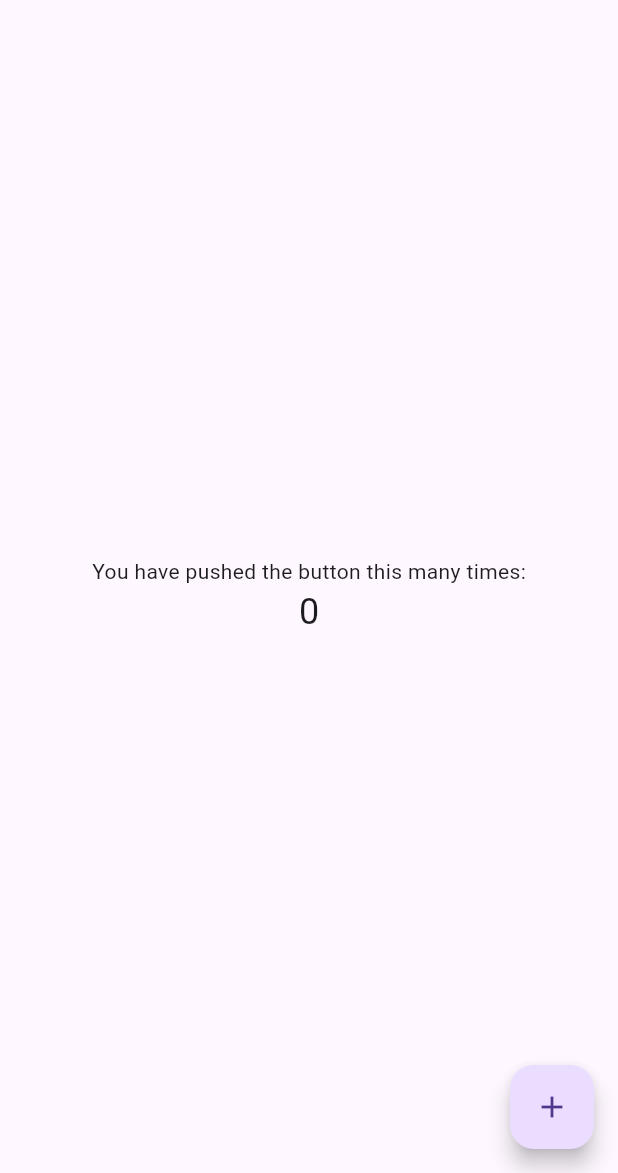
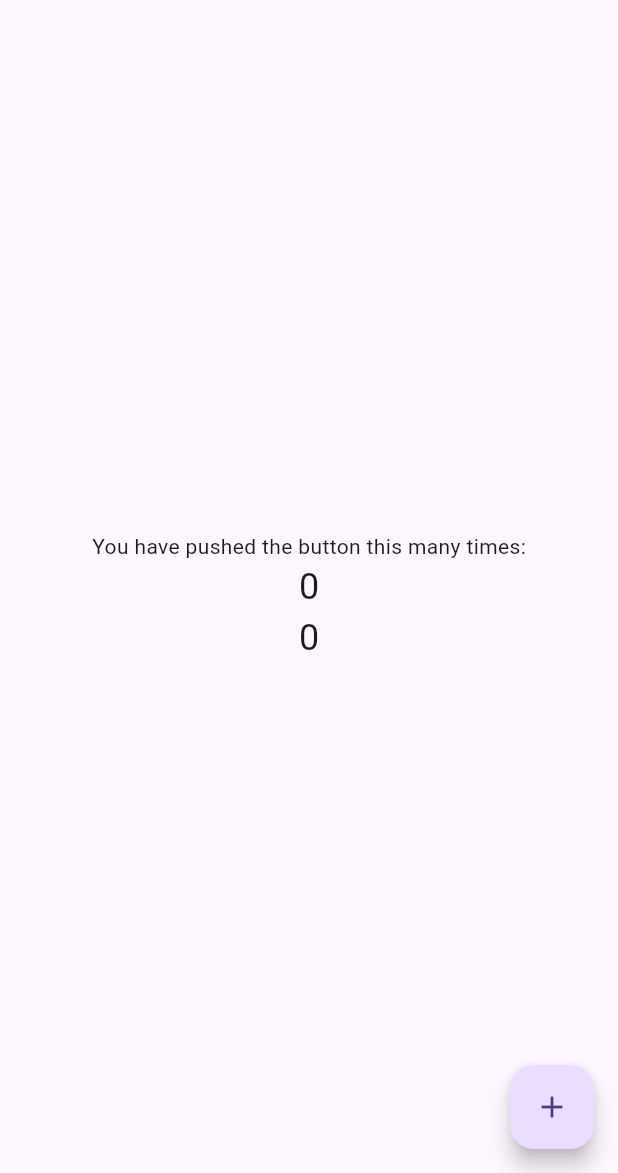
Before and after one commit to dronn1k-org/reactive_variables, a Flutter app: the screen it shows after launch, on a phone screen of 412 x 824 dp, the part 63-1236 px from its top. Run offline on Flutter 3.47's test engine with Material 3 defaults, Android fonts, the phone set to English and light mode, and no system bars.

Commit message:
observe issue has been resolved. (#17)
* Methods from widget extension doeesn't triggering.

* the observe issue has been resolved.

* the package has received a new version number & new change log notes.

* some typisation improvements

```diff
--- a/example/lib/main.dart
+++ b/example/lib/main.dart
@@ -46,6 +46,10 @@ class _MyHomePageState extends State<MyHomePage> {
                 );
               },
             ),
+            count.observer((context, value) => Text(
+                  '$value',
+                  style: const TextStyle(fontSize: 24),
+                )),
           ],
         ),
       ),
--- a/lib/src/variable.dart
+++ b/lib/src/variable.dart
@@ -1,15 +1,17 @@
 import 'dart:async';
 
 import 'package:flutter/foundation.dart';
+import 'package:flutter/widgets.dart';
+import 'package:reactive_variables/reactive_variables.dart';
 
 part 'extension/rv_iterable_ext.dart';
 part 'extension/rv_list_ext.dart';
 part 'extension/rv_map_ext.dart';
 part 'extension/rv_set_ext.dart';
 
-abstract class AbstractRv extends ChangeNotifier implements ValueListenable {}
+abstract class AbstractRv extends ChangeNotifier implements Listenable {}
 
-class Rv<T> extends AbstractRv {
+class Rv<T> extends AbstractRv implements ValueListenable<T> {
   T _value;
 
   /// Getter for the reactive variable's value.
@@ -93,4 +95,8 @@ class Rv<T> extends AbstractRv {
       call.hashCode ^
       dispose.hashCode ^
       updateSilently.hashCode;
+
+  /// Creates a [Widget] that will be observing for changes of the value
+  Widget observer(Widget Function(BuildContext context, T value) builder) =>
+      Obs(rvList: [this], builder: (context) => builder(context, value));
 }
--- a/pubspec.yaml
+++ b/pubspec.yaml
@@ -1,6 +1,6 @@
 name: reactive_variables
 description: This package offers a simple way to create reactive variables, ensuring your UI always stays in sync.
-version: 0.1.1
+version: 1.0.0
 repository: https://github.com/dronn1k-org/reactive_variables
 issue_tracker: https://github.com/dronn1k-org/reactive_variables/issues
 
@@ -15,7 +15,7 @@ dependencies:
 dev_dependencies:
   flutter_test:
     sdk: flutter
-  flutter_lints: ^2.0.3
+  flutter_lints: ^3.0.1
 
 # For information on the generic Dart part of this file, see the
 # following page: https://dart.dev/tools/pub/pubspec
```
Also changed, not shown: lib/src/extension/general_ext_list.dart (+8 -0 lines), lib/src/extension/widget_ext.dart (deleted, +0 -12 lines), 4 other files.
